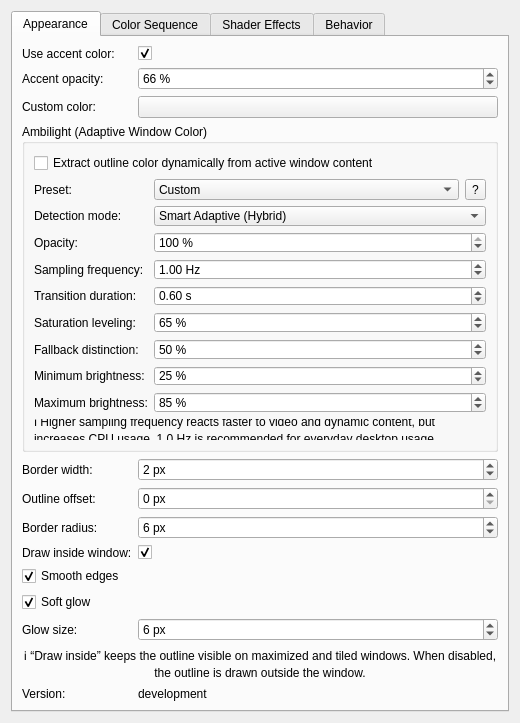
Old version of the form activewindowoutline_config.ui in the repository gmalinowski/LeapK.
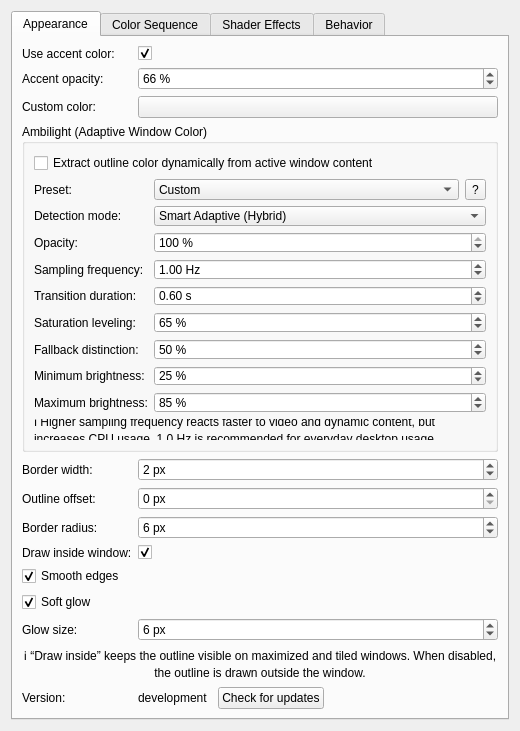
New version of the form. Custom widgets are drawn as their Qt base class.

Commit message: feat(config): add check for updates button with GitHub release notification dialog

Diff of the .ui file:
```diff
--- a/activewindowoutline_config.ui
+++ b/activewindowoutline_config.ui
@@ -573,6 +573,11 @@
         </widget>
        </item>
        <item row="12" column="1">
+        <layout class="QHBoxLayout" name="layoutVersion">
+         <property name="spacing">
+          <number>10</number>
+         </property>
+         <item>
         <widget class="QLabel" name="label_versionValue">
          <property name="text">
           <string>development</string>
@@ -581,6 +586,38 @@
           <set>Qt::TextSelectableByMouse</set>
          </property>
         </widget>
+         </item>
+         <item>
+          <widget class="QPushButton" name="btnCheckUpdate">
+           <property name="text">
+            <string>Check for updates</string>
+           </property>
+           <property name="toolTip">
+            <string>Check GitHub for newer versions of Active Window Outline</string>
+           </property>
+          </widget>
+         </item>
+         <item>
+          <widget class="QLabel" name="label_updateStatus">
+           <property name="text">
+            <string/>
+           </property>
+          </widget>
+         </item>
+         <item>
+          <spacer name="spacerVersion">
+           <property name="orientation">
+            <enum>Qt::Horizontal</enum>
+           </property>
+           <property name="sizeHint" stdset="0">
+            <size>
+             <width>40</width>
+             <height>20</height>
+            </size>
+           </property>
+          </spacer>
+         </item>
+        </layout>
        </item>
 
       </layout>
```
Lines whose indentation alone changed are shown as unchanged. The commit also changes 7 other files.
